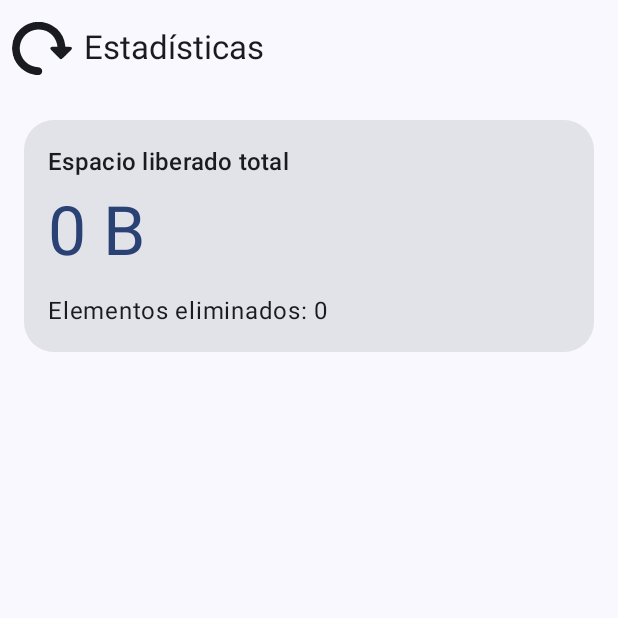
After one commit to madgIitch/SwipeClean, an Android app built with Jetpack Compose: the StatsActivity screen opened directly, with no data from a screen before it, on a phone screen of 412 x 824 dp, the top half of it. The commit adds this screen. Run offline under Robolectric (Android 15) with nearby library versions, the phone set to English and light mode, and no system bars.

Commit message:
estadísticas

```diff
--- a/app/build.gradle.kts
+++ b/app/build.gradle.kts
@@ -84,6 +84,9 @@ dependencies {
     implementation("androidx.media3:media3-exoplayer:$media3")
     implementation("androidx.media3:media3-ui:$media3")
 
+    //Graficos
+    implementation("com.patrykandpatrick.vico:compose:1.13.1")
+
     // Tests
     testImplementation(libs.junit)
     androidTestImplementation(libs.androidx.junit)
--- a/app/src/main/java/com/example/swipeclean/GalleryActivity.kt
+++ b/app/src/main/java/com/example/swipeclean/GalleryActivity.kt
@@ -27,6 +27,7 @@ import androidx.compose.material3.Icon
 import androidx.compose.material3.IconButton
 import androidx.compose.material3.MaterialTheme
 import androidx.compose.foundation.layout.PaddingValues
+import androidx.compose.foundation.lazy.grid.rememberLazyGridState
 import androidx.compose.material3.Scaffold
 import androidx.compose.material3.Surface
 import androidx.compose.material3.Text
@@ -111,6 +112,10 @@ private fun GalleryScreen(
         mutableStateOf(initialIndex.coerceIn(0, (uris.size - 1).coerceAtLeast(0)))
     }
 
+    val gridState = rememberLazyGridState(
+        initialFirstVisibleItemIndex = initialIndex.coerceIn(0, (uris.size - 1).coerceAtLeast(0))
+    )
+
     Scaffold(
         topBar = {
             CenterAlignedTopAppBar(
@@ -154,6 +159,7 @@ private fun GalleryScreen(
         }
 
         LazyVerticalGrid(
+            state = gridState,
             modifier = Modifier
                 .fillMaxSize()
                 .padding(padding),
--- /dev/null
+++ b/app/src/main/java/com/example/swipeclean/StatsActivity.kt
@@ -0,0 +1,107 @@
+package com.example.swipeclean
+
+import android.os.Bundle
+import androidx.activity.ComponentActivity
+import androidx.activity.compose.setContent
+import androidx.compose.foundation.layout.Column
+import androidx.compose.foundation.layout.Spacer
+import androidx.compose.foundation.layout.fillMaxSize
+import androidx.compose.foundation.layout.fillMaxWidth
+import androidx.compose.foundation.layout.height
+import androidx.compose.foundation.layout.padding
+import androidx.compose.material3.Card
+import androidx.compose.material3.ExperimentalMaterial3Api
+import androidx.compose.material3.Icon
+import androidx.compose.material3.IconButton
+import androidx.compose.material3.MaterialTheme
+import androidx.compose.material3.Scaffold
+import androidx.compose.material3.Text
+import androidx.compose.material3.TopAppBar
+import androidx.compose.runtime.Composable
+import androidx.compose.ui.Modifier
+import androidx.compose.ui.res.painterResource
+import androidx.compose.ui.unit.dp
+import com.example.swipeclean.ui.theme.SwipeCleanTheme
+import java.util.Locale
+
+class StatsActivity : ComponentActivity() {
+    override fun onCreate(savedInstanceState: Bundle?) {
+        super.onCreate(savedInstanceState)
+
+        val totalBytes = intent.getLongExtra("total_bytes", 0L)
+        val totalCount = intent.getIntExtra("total_count", 0)
+
+        setContent {
+            SwipeCleanTheme {
+                StatsScreen(
+                    totalBytes = totalBytes,
+                    totalCount = totalCount,
+                    onBack = { finish() }
+                )
+            }
+        }
+    }
+}
+
+@OptIn(ExperimentalMaterial3Api::class)
+@Composable
+fun StatsScreen(
+    totalBytes: Long,
+    totalCount: Int,
+    onBack: () -> Unit
+) {
+    Scaffold(
+        topBar = {
+            TopAppBar(
+                title = { Text("Estadísticas") },
+                navigationIcon = {
+                    IconButton(onClick = onBack) {
+                        Icon(painterResource(R.drawable.ic_undo), "Volver")
+                    }
+                }
+            )
+        }
+    ) { padding ->
+        Column(
+            Modifier
+                .padding(padding)
+                .padding(16.dp)
+                .fillMaxSize()
+        ) {
+            Card(Modifier.fillMaxWidth()) {
+                Column(Modifier.padding(16.dp)) {
+                    Text(
+                        "Espacio liberado total",
+                        style = MaterialTheme.typography.titleMedium
+                    )
+                    Spacer(Modifier.height(8.dp))
+                    Text(
+                        formatSize(totalBytes),
+                        style = MaterialTheme.typography.displayMedium,
+                        color = MaterialTheme.colorScheme.primary
+                    )
+                    Spacer(Modifier.height(16.dp))
+                    Text(
+                        "Elementos eliminados: $totalCount",
+                        style = MaterialTheme.typography.bodyLarge
+                    )
+                }
+            }
+
+            // TODO: Añadir gráficos aquí usando una librería como MPAndroidChart
+        }
+    }
+}
+
+// Reutilizar formatSize de ReviewActivity
+private fun formatSize(bytes: Long): String {
+    val kb = 1024.0
+    val mb = kb * 1024
+    val gb = mb * 1024
+    return when {
+        bytes >= gb -> String.format(Locale.getDefault(), "%.2f GB", bytes / gb)
+        bytes >= mb -> String.format(Locale.getDefault(), "%.2f MB", bytes / mb)
+        bytes >= kb -> String.format(Locale.getDefault(), "%.2f KB", bytes / kb)
+        else -> "$bytes B"
+    }
+}
--- a/app/src/main/res/values/strings.xml
+++ b/app/src/main/res/values/strings.xml
@@ -1,5 +1,6 @@
 <resources>
     <string name="app_name">SwipeClean</string>
     <string name="title_gallery">Galería</string>
+    <string name="title_stats">Estadísticas</string>
 
 </resources>
```
Also changed, not shown: app/src/main/AndroidManifest.xml (+6 -1 lines), app/src/main/java/com/example/swipeclean/CardScreen.kt (+11 -0 lines), app/src/main/java/com/example/swipeclean/GalleryViewModel.kt (+51 -1 lines), app/src/main/java/com/example/swipeclean/ui/components/FancyTopBar.kt (+13 -2 lines), app/src/main/res/drawable/ic_stats.xml (added, +9 -0 lines).
